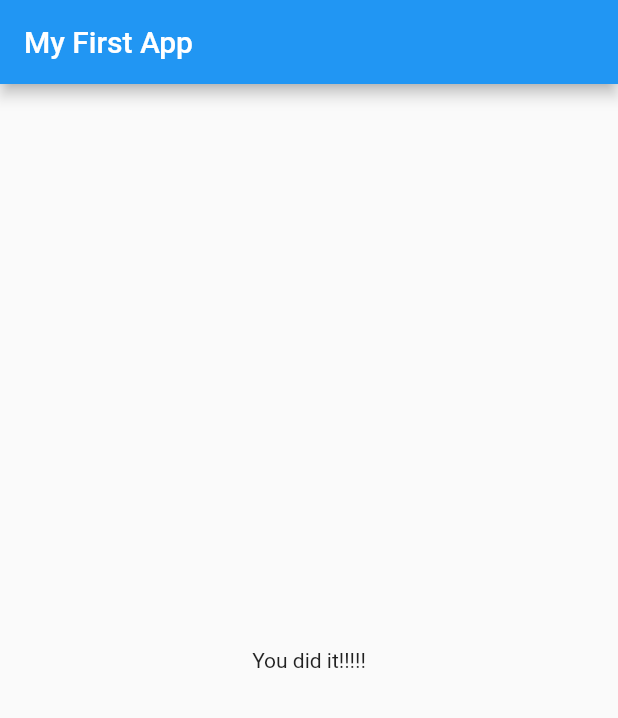
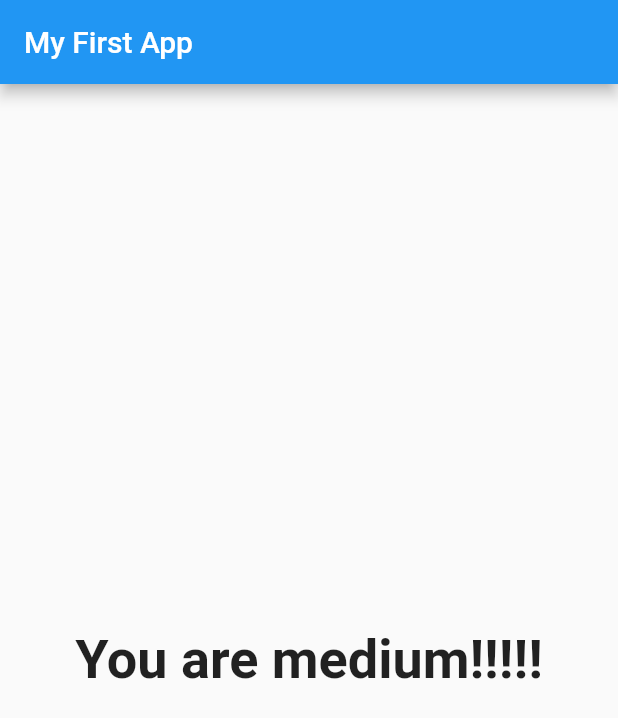
Before and after one commit to kaings-flutter/flutter_proj1, a Flutter app: the screen it shows after launch, after a tap on "red", after a tap on "cat", after a tap on "Shell", on a phone screen of 412 x 824 dp. Shown: the top 718 px of the screen. Run offline on Flutter 3.47's test engine with Material 2 defaults, Android fonts, the phone set to English and light mode, and no system bars.

```diff
--- a/lib/main.dart
+++ b/lib/main.dart
@@ -18,26 +18,48 @@ class _MyAppState extends State<MyApp> {
   final _questions = const [
     {
       'questionText': 'what is your favorite color?',
-      'answers': ['red', 'green', 'blue', 'white']
+      'answers': [
+        {'answer': 'red', 'score': 2},
+        {'answer': 'green', 'score': 3},
+        {'answer': 'blue', 'score': 5},
+        {'answer': 'white', 'score': 6}
+      ]
     },
     {
       'questionText': 'what is your favorite animal?',
-      'answers': ['dog', 'cat', 'rabbit', 'fish', 'hamster']
+      'answers': [
+        {'answer': 'dog', 'score': 2},
+        {'answer': 'cat', 'score': 5},
+        {'answer': 'rabbit', 'score': 7},
+        {'answer': 'fish', 'score': 8},
+        {'answer': 'hamster', 'score': 9}
+      ]
     },
     {
       'questionText': 'what is your favorite teacher?',
-      'answers': ['Ted', 'Bruce', 'Shell', 'Tom', 'Harry', 'Barny']
+      'answers': [
+        {'answer': 'Ted', 'score': 3},
+        {'answer': 'Bruce', 'score': 4},
+        {'answer': 'Shell', 'score': 5},
+        {'answer': 'Tom', 'score': 2},
+        {'answer': 'Harry', 'score': 8},
+        {'answer': 'Barny', 'score': 7}
+      ]
     }
   ];
 
   var _questionIdx = 0;
+  var _totalScore = 0;
 
-  void _answerQuestion() {
+  void _answerQuestion(int score) {
+    _totalScore += score;
+
     setState(() {
       _questionIdx = _questionIdx + 1;
     });
 
     print(_questionIdx);
+    print(_totalScore);
 
     if (_questionIdx < _questions.length) {
       print('we have more questions!');
@@ -56,6 +78,6 @@ class _MyAppState extends State<MyApp> {
                     questions: _questions,
                     answerQuestion: _answerQuestion,
                     questionIdx: _questionIdx)
-                : Result()));
+                : Result(_totalScore)));
   }
 }
--- a/lib/quiz.dart
+++ b/lib/quiz.dart
@@ -16,8 +16,9 @@ class Quiz extends StatelessWidget {
   Widget build(BuildContext context) {
     return Column(children: [
       Question(questions[questionIdx]['questionText']),
-      ...(questions[questionIdx]['answers'] as List<String>).map((answer) {
-        return Answer(answerQuestion, answer);
+      ...(questions[questionIdx]['answers'] as List<Map<String, Object>>)
+          .map((obj) {
+        return Answer(() => answerQuestion(obj['score']), obj['answer']);
       }).toList()
     ]);
   }
--- a/lib/result.dart
+++ b/lib/result.dart
@@ -1,8 +1,29 @@
 import 'package:flutter/material.dart';
 
 class Result extends StatelessWidget {
+  final int resultScore;
+
+  Result(this.resultScore);
+
+  String get resultPhrase {
+    var resultText = 'You did it!!!!!';
+    if (resultScore >= 15) {
+      resultText = 'You are good!!!!!';
+    } else if (resultScore >= 10) {
+      resultText = 'You are medium!!!!!';
+    } else if (resultScore >= 6) {
+      resultText = 'You are average!!!!!';
+    }
+
+    return resultText;
+  }
+
   @override
   Widget build(BuildContext context) {
-    return Center(child: Text('You did it!!!!!'));
+    return Center(
+        child: Text(
+      resultPhrase,
+      style: TextStyle(fontSize: 36, fontWeight: FontWeight.bold),
+    ));
   }
 }
```
